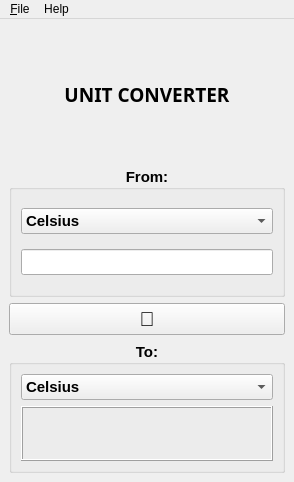
Qt form mainwindow.ui (TiagoSBO/qtproject-temperature-converter) before a commit.
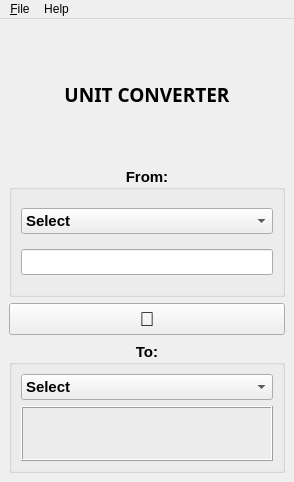
The same form after that commit.

Commit message: Criação de 1 item nos dois comboboxes

Patch:
```diff
--- a/mainwindow.ui
+++ b/mainwindow.ui
@@ -63,6 +63,11 @@
            <property name="layoutDirection">
             <enum>Qt::LayoutDirection::LeftToRight</enum>
            </property>
+           <item>
+            <property name="text">
+             <string>Select</string>
+            </property>
+           </item>
            <item>
             <property name="text">
              <string>Celsius</string>
@@ -130,11 +135,16 @@
               <enum>Qt::LayoutDirection::LeftToRight</enum>
              </property>
              <property name="currentText">
-              <string>Celsius</string>
+              <string>Select</string>
              </property>
              <property name="placeholderText">
               <string/>
              </property>
+             <item>
+              <property name="text">
+               <string>Select</string>
+              </property>
+             </item>
              <item>
               <property name="text">
                <string>Celsius</string>
```
